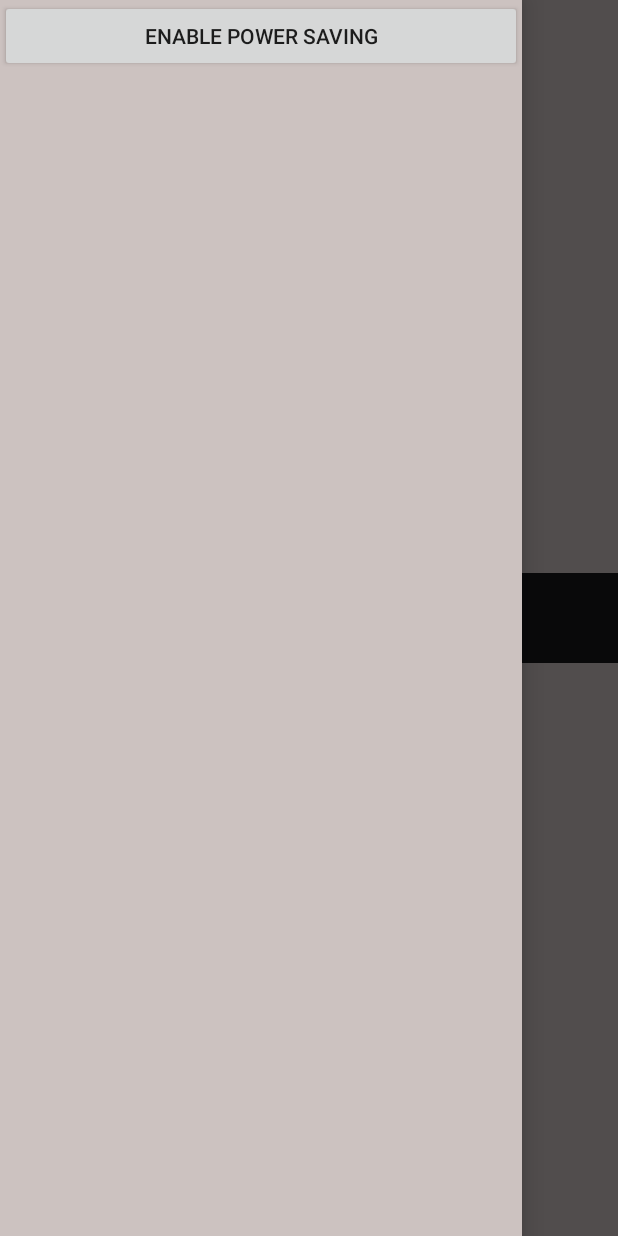
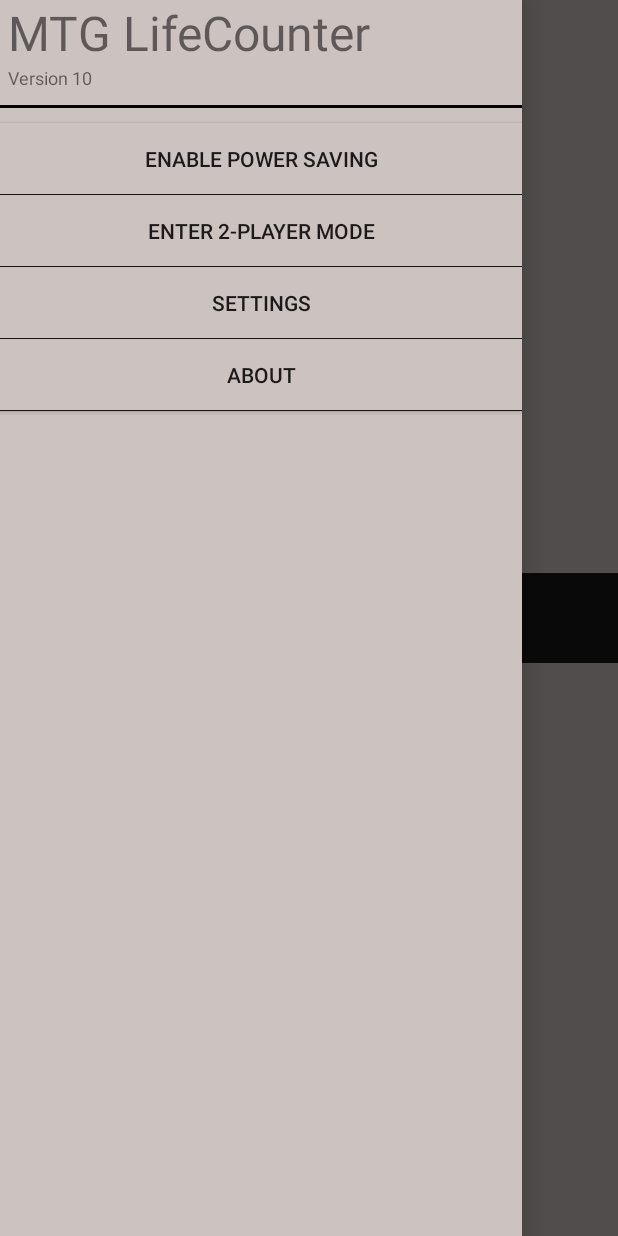
Before and after one commit to MarcelJurtz/LifeCounter, an Android app: the screen it shows after launch (GameActivity), with the side drawer open, on a phone screen of 412 x 824 dp. Run offline under Robolectric (Android 15) with nearby library versions, the light colour scheme and no system bars.

Commit message:
Implement settings button and general ui to nav drawer

```diff
--- a/app/src/main/java/com/marceljurtz/lifecounter/Game/GameActivity.java
+++ b/app/src/main/java/com/marceljurtz/lifecounter/Game/GameActivity.java
@@ -3,6 +3,7 @@
 import android.app.Activity;
 import android.content.Intent;
 import android.content.SharedPreferences;
+import android.content.pm.PackageInfo;
 import android.content.res.Configuration;
 import android.graphics.drawable.GradientDrawable;
 import android.support.annotation.Nullable;
@@ -20,6 +21,7 @@
 import android.widget.RelativeLayout;
 import android.widget.TextView;
 
+import com.marceljurtz.lifecounter.BuildConfig;
 import com.marceljurtz.lifecounter.Helper.ClickType;
 import com.marceljurtz.lifecounter.Helper.MagicColor;
 import com.marceljurtz.lifecounter.Helper.Operator;
@@ -446,6 +448,18 @@
             }
         });
 
+        TextView lblVersionInfo = (TextView)findViewById(R.id.lblAppVersion);
+        String versionName = BuildConfig.VERSION_NAME;
+        lblVersionInfo.setText("Version " + versionName);
+
+        Button cmdSettings = (Button)findViewById(R.id.cmdSettings);
+        cmdSettings.setOnClickListener(new View.OnClickListener() {
+            @Override
+            public void onClick(View v) {
+                presenter.onSettingsButtonClick(ClickType.LONG);
+            }
+        });
+
         //endregion
 
         //endregion
--- /dev/null
+++ b/app/src/main/res/drawable/navdrawer_button.xml
@@ -0,0 +1,13 @@
+<?xml version="1.0" encoding="utf-8"?>
+<layer-list xmlns:android="http://schemas.android.com/apk/res/android">
+    <item>
+        <shape android:shape="rectangle">
+            <solid android:color="@color/textColor" />
+        </shape>
+    </item>
+    <item android:bottom="1dp"  android:top="1dp" >
+        <shape android:shape="rectangle">
+            <solid android:color="@color/toolbarBackground" />
+        </shape>
+    </item>
+</layer-list>
--- /dev/null
+++ b/app/src/main/res/drawable/navdrawer_button_bottom_only.xml
@@ -0,0 +1,15 @@
+<?xml version="1.0" encoding="utf-8"?>
+<layer-list xmlns:android="http://schemas.android.com/apk/res/android" >
+
+    <item>
+        <shape android:shape="rectangle" >
+            <solid android:color="@color/textColor" />
+        </shape>
+    </item>
+    <item android:bottom="1dp">
+        <shape android:shape="rectangle" >
+            <solid android:color="@color/toolbarBackground" />
+        </shape>
+    </item>
+
+</layer-list>
--- a/app/src/main/res/layout/activity_main.xml
+++ b/app/src/main/res/layout/activity_main.xml
@@ -246,18 +246,49 @@
         </RelativeLayout>
     </RelativeLayout>
 
-    <RelativeLayout
+    <LinearLayout
+        android:orientation="vertical"
         android:id="@+id/rlDrawer"
         android:layout_width="match_parent"
         android:layout_height="match_parent"
         android:layout_gravity="start"
         android:background="@color/toolbarBackground">
 
+        <TextView
+            style="@style/ndHeaderText"
+            android:text="@string/ndHeader"/>
+
+        <TextView
+            style="@style/ndSubHeaderText"
+            android:id="@+id/lblAppVersion"/>
+
+        <!-- Spacer / Horizontal Line -->
+        <View
+            android:layout_width="fill_parent"
+            android:layout_height="2dp"
+            android:layout_marginTop="@dimen/spacerMargin"
+            android:layout_marginBottom="@dimen/spacerMargin"
+            android:background="#000"/>
+
         <Button
-            android:layout_width="match_parent"
-            android:layout_height="wrap_content"
+            style="@style/nd_button_border_bottom_only"
             android:id="@+id/cmdTogglePowerSave"
             android:text="@string/cmdPowerSaveEnable"/>
 
-    </RelativeLayout>
+        <Button
+            style="@style/nd_button_border_bottom_only"
+            android:id="@+id/cmdTogglePlayerAmount"
+            android:text="@string/cmdTogglePlayerAmount4"/>
+
+        <Button
+            style="@style/nd_button_border_bottom_only"
+            android:id="@+id/cmdSettings"
+            android:text="@string/settings_title"/>
+
+        <Button
+            style="@style/nd_button_border_bottom_only"
+            android:id="@+id/cmdAbout"
+            android:text="@string/cmdAbout"/>
+
+    </LinearLayout>
 </android.support.v4.widget.DrawerLayout>
--- a/app/src/main/res/values/dimens.xml
+++ b/app/src/main/res/values/dimens.xml
@@ -11,4 +11,9 @@
     <dimen name="button_poison_space_vertical">16dp</dimen>
 
     <dimen name="size_config_buttons">30dp</dimen>
+
+    <dimen name="ndHeaderTextSize">32dp</dimen>
+    <dimen name="ndSubHeaderTextSize">12dp</dimen>
+    <dimen name="ndPadding">5dp</dimen>
+    <dimen name="spacerMargin">10dp</dimen>
 </resources>
--- a/app/src/main/res/values/strings.xml
+++ b/app/src/main/res/values/strings.xml
@@ -20,4 +20,10 @@
 
     <string name="cmdPowerSaveEnable">Enable Power Saving</string>
     <string name="cmdPowerSaveDisable">Disable Power Saving</string>
+
+    <string name="cmdTogglePlayerAmount2">Enter 4-Player Mode</string>
+    <string name="cmdTogglePlayerAmount4">Enter 2-Player Mode</string>
+
+    <string name="ndHeader">MTG LifeCounter</string>
+    <string name="cmdAbout">About</string>
 </resources>
--- a/app/src/main/res/values/styles.xml
+++ b/app/src/main/res/values/styles.xml
@@ -72,4 +72,32 @@
         <item name="android:layout_alignTop">@+id/txtPoisonCountGuest</item>
     </style>
 
+    <!-- Navigation Drawer -->
+    <style name="nd_button">
+        <item name="android:layout_width">match_parent</item>
+        <item name="android:layout_height">wrap_content</item>
+        <item name="android:background">@drawable/navdrawer_button</item>
+    </style>
+
+    <style name="nd_button_border_bottom_only">
+        <item name="android:layout_width">match_parent</item>
+        <item name="android:layout_height">wrap_content</item>
+        <item name="android:background">@drawable/navdrawer_button_bottom_only</item>
+    </style>
+
+    <style name="ndHeaderText">
+        <item name="android:layout_width">match_parent</item>
+        <item name="android:layout_height">wrap_content</item>
+        <item name="android:textSize">@dimen/ndHeaderTextSize</item>
+        <item name="android:paddingLeft">@dimen/ndPadding</item>
+    </style>
+
+    <style name="ndSubHeaderText">
+        <item name="android:layout_width">match_parent</item>
+        <item name="android:layout_height">wrap_content</item>
+        <item name="android:textSize">@dimen/ndSubHeaderTextSize</item>
+        <item name="android:paddingLeft">@dimen/ndPadding</item>
+    </style>
+
+
 </resources>
```
Also changed, not shown: 1 other file.
